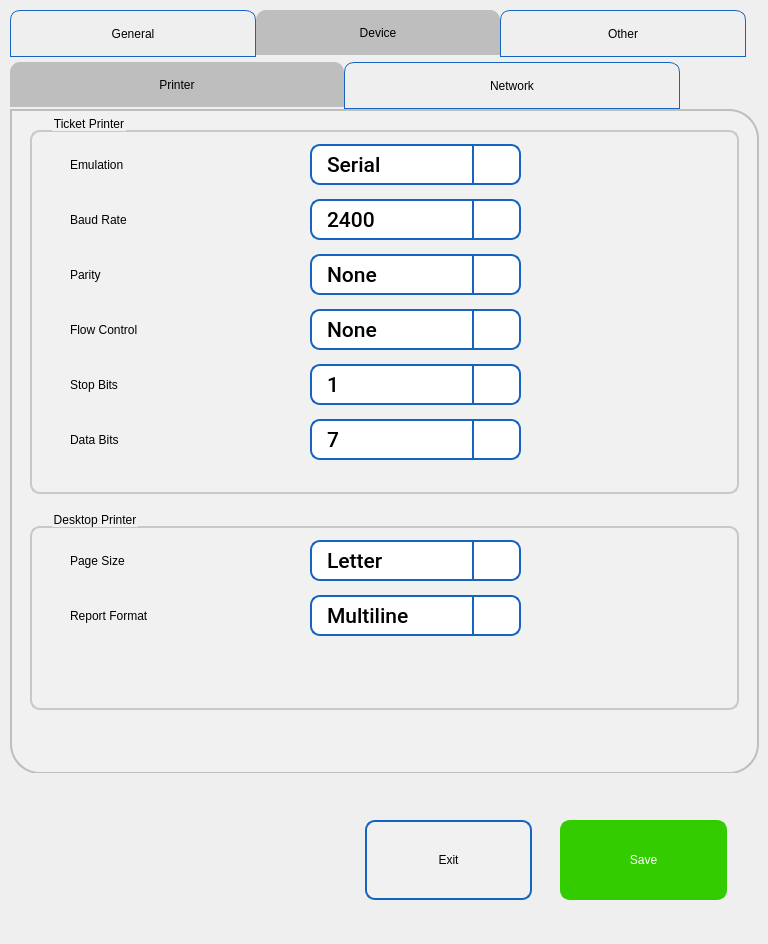
This is pApp-22-June-2021/sgeneralsetup.ui in ChandraMVE/PSSC_QT_Development as Qt 5 draws it before an edit. The edited form follows.
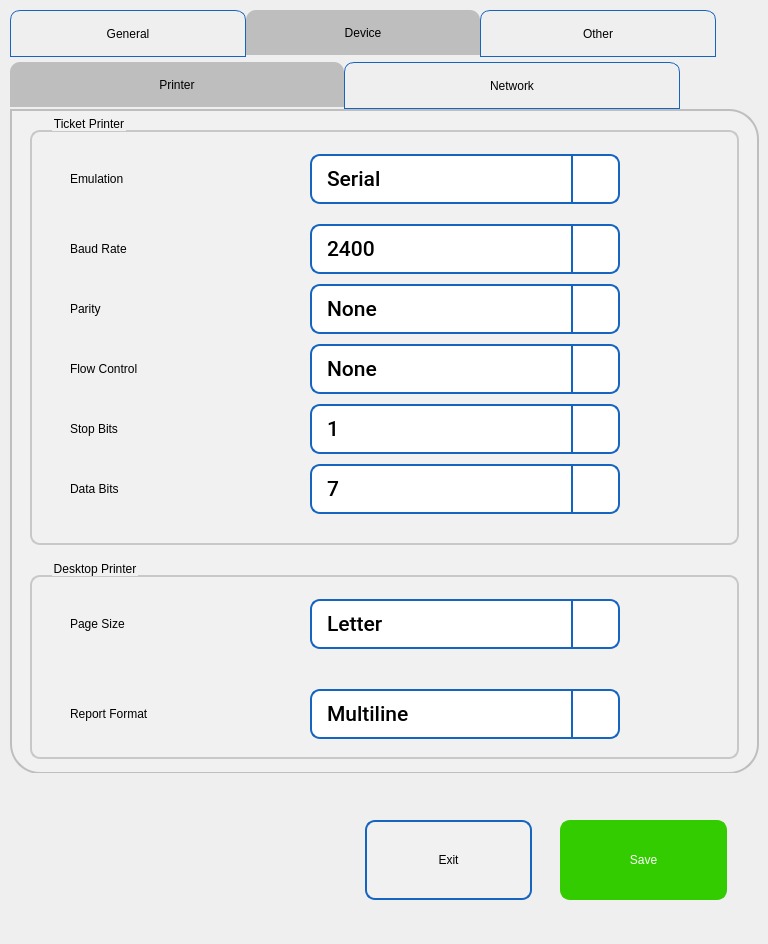
This is the edited form. The open tabs and pages were chosen to show the change. Icons and pictures are not drawn. Custom widgets are drawn as their Qt base class.

Commit message: 1. In sservice.cpp change the resize of twerror (0,368) (1,165+100) to (0,368) (1,165+189) 2.In sgeneralsetup.cpp lblOldPassword->move(40, 130) leOldPassword->move(280, 130) lblNewPassword->move(40, 230) leNewPassword->move(280, 230) lblConfirmPassword->move(40, 330) leConfirmPassword->move(280, 330) 3.remaing all ui screen lables done the alinement

```diff
--- a/pApp-22-June-2021/sgeneralsetup.ui
+++ b/pApp-22-June-2021/sgeneralsetup.ui
@@ -181,7 +181,7 @@
 
     padding: 2px;
     height:41px;
-   	width: 240px;
+   	width: 230px;
 
 border-width: 1px;
 border-color: rgb(21, 100, 192);
@@ -1506,7 +1506,7 @@
           <x>20</x>
           <y>5</y>
           <width>709</width>
-          <height>380</height>
+          <height>431</height>
          </rect>
         </property>
         <property name="styleSheet">
@@ -1532,9 +1532,9 @@
          <property name="geometry">
           <rect>
            <x>280</x>
-           <y>85</y>
-           <width>211</width>
-           <height>41</height>
+           <y>110</y>
+           <width>310</width>
+           <height>50</height>
           </rect>
          </property>
          <property name="font">
@@ -1671,9 +1671,9 @@
          <property name="geometry">
           <rect>
            <x>40</x>
-           <y>30</y>
+           <y>40</y>
            <width>181</width>
-           <height>41</height>
+           <height>50</height>
           </rect>
          </property>
          <property name="styleSheet">
@@ -1687,9 +1687,9 @@
          <property name="geometry">
           <rect>
            <x>40</x>
-           <y>85</y>
+           <y>110</y>
            <width>181</width>
-           <height>41</height>
+           <height>50</height>
           </rect>
          </property>
          <property name="styleSheet">
@@ -1703,9 +1703,9 @@
          <property name="geometry">
           <rect>
            <x>280</x>
-           <y>30</y>
-           <width>211</width>
-           <height>41</height>
+           <y>40</y>
+           <width>310</width>
+           <height>50</height>
           </rect>
          </property>
          <property name="font">
@@ -1832,9 +1832,9 @@
          <property name="geometry">
           <rect>
            <x>280</x>
-           <y>250</y>
-           <width>211</width>
-           <height>41</height>
+           <y>290</y>
+           <width>310</width>
+           <height>50</height>
           </rect>
          </property>
          <property name="font">
@@ -1961,9 +1961,9 @@
          <property name="geometry">
           <rect>
            <x>40</x>
-           <y>250</y>
+           <y>290</y>
            <width>141</width>
-           <height>41</height>
+           <height>50</height>
           </rect>
          </property>
          <property name="styleSheet">
@@ -1977,9 +1977,9 @@
          <property name="geometry">
           <rect>
            <x>280</x>
-           <y>305</y>
-           <width>211</width>
-           <height>41</height>
+           <y>350</y>
+           <width>310</width>
+           <height>50</height>
           </rect>
          </property>
          <property name="font">
@@ -2106,9 +2106,9 @@
          <property name="geometry">
           <rect>
            <x>280</x>
-           <y>140</y>
-           <width>211</width>
-           <height>41</height>
+           <y>170</y>
+           <width>310</width>
+           <height>50</height>
           </rect>
          </property>
          <property name="font">
@@ -2240,9 +2240,9 @@
          <property name="geometry">
           <rect>
            <x>40</x>
-           <y>140</y>
+           <y>170</y>
            <width>181</width>
-           <height>41</height>
+           <height>50</height>
           </rect>
          </property>
          <property name="styleSheet">
@@ -2256,9 +2256,9 @@
          <property name="geometry">
           <rect>
            <x>40</x>
-           <y>305</y>
+           <y>350</y>
            <width>181</width>
-           <height>41</height>
+           <height>50</height>
           </rect>
          </property>
          <property name="styleSheet">
@@ -2272,9 +2272,9 @@
          <property name="geometry">
           <rect>
            <x>40</x>
-           <y>195</y>
+           <y>230</y>
            <width>181</width>
-           <height>41</height>
+           <height>50</height>
           </rect>
          </property>
          <property name="styleSheet">
@@ -2288,9 +2288,9 @@
          <property name="geometry">
           <rect>
            <x>280</x>
-           <y>195</y>
-           <width>211</width>
-           <height>41</height>
+           <y>230</y>
+           <width>310</width>
+           <height>50</height>
           </rect>
          </property>
          <property name="font">
@@ -2423,7 +2423,7 @@
         <property name="geometry">
          <rect>
           <x>20</x>
-          <y>401</y>
+          <y>450</y>
           <width>709</width>
           <height>200</height>
          </rect>
@@ -2559,9 +2559,9 @@
          <property name="geometry">
           <rect>
            <x>40</x>
-           <y>30</y>
+           <y>40</y>
            <width>201</width>
-           <height>41</height>
+           <height>50</height>
           </rect>
          </property>
          <property name="styleSheet">
@@ -2575,9 +2575,9 @@
          <property name="geometry">
           <rect>
            <x>280</x>
-           <y>30</y>
-           <width>211</width>
-           <height>41</height>
+           <y>40</y>
+           <width>310</width>
+           <height>50</height>
           </rect>
          </property>
          <property name="font">
@@ -2704,9 +2704,9 @@
          <property name="geometry">
           <rect>
            <x>280</x>
-           <y>85</y>
-           <width>211</width>
-           <height>41</height>
+           <y>130</y>
+           <width>310</width>
+           <height>50</height>
           </rect>
          </property>
          <property name="font">
@@ -2833,9 +2833,9 @@
          <property name="geometry">
           <rect>
            <x>40</x>
-           <y>85</y>
+           <y>130</y>
            <width>201</width>
-           <height>41</height>
+           <height>50</height>
           </rect>
          </property>
          <property name="styleSheet">
```
Left out of the diff: 324 changed lines with no effect on the pictures. The commit also changes 14 other files.
